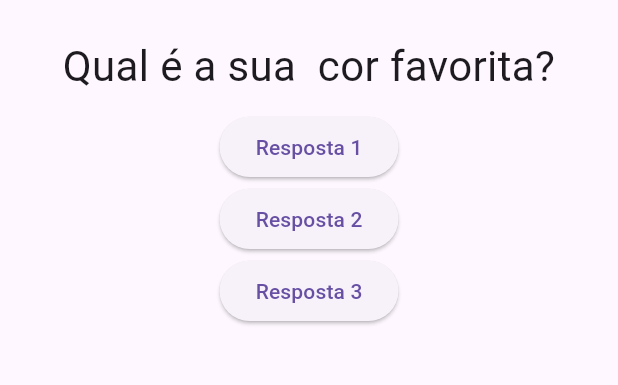
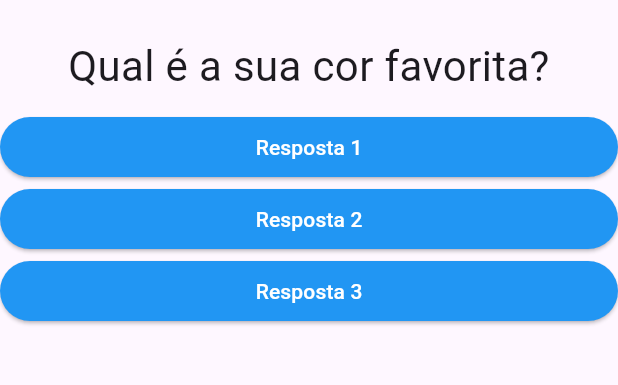
Before and after one commit to tiagonsdev/projeto_perguntas, a Flutter app: the screen it shows after launch, on a phone screen of 412 x 824 dp, the part 63-448 px from its top. Run offline on Flutter 3.47's test engine with Material 3 defaults, Android fonts, the phone set to English and light mode, and no system bars.

Commit message:
a classe resposta foi criada e atualizada

```diff
--- a/lib/main.dart
+++ b/lib/main.dart
@@ -1,5 +1,6 @@
 import 'package:flutter/material.dart';
 import './questao.dart';
+import './resposta.dart';
 
 //metodo principal é aqui q tudo começa
 
@@ -24,8 +25,18 @@ Widget build(BuildContext context) {
 // aqui são as perguntas que vão ser feitas no app
 
   final perguntas = [
-    'Qual é a sua  cor favorita?',
-    'Qual é o seu animal favorito?',
+    {
+      'texto': 'Qual é a sua cor favorita?',
+      'respostas': ['Preto', 'Vermelho','Verde','Branco'],
+    },
+    {
+      'texto':  'Qual é o seu animal favorito?',
+      'respostas': ['Coelho', 'Cobra','Elefante','Leão'],
+    },
+    {
+      'texto': 'Qual é o seu genero de musica favorito?',
+      'respostas': ['Indie', 'Rock','Mpb','Samba'],
+    },
   ];
 
   //aqui são as partes da interfaces do app, lembra um pouco html
@@ -35,9 +46,6 @@ Widget build(BuildContext context) {
     //aqui é o corpo do app
 
     home: Scaffold(
-
-      //aqui é o app bar do app
-
       appBar: AppBar(
 
         //aqui é o titulo do app
@@ -49,20 +57,10 @@ Widget build(BuildContext context) {
 
       body: Column(
         children: [
-          Questao(perguntas[_perguntaSelecionada]),
-          ElevatedButton(
-            child: Text('Resposta 1'),
-            onPressed: _responder,
-          ),
-          ElevatedButton(
-            child: Text('Resposta 2'),
-            onPressed: _responder,
-          ),
-          ElevatedButton(
-            child: Text('Resposta 3'),
-            onPressed: _responder,
-          ),
-
+          Questao(perguntas[_perguntaSelecionada]['texto'].toString()),
+          Resposta('Resposta 1',_responder),
+          Resposta('Resposta 2',_responder),
+          Resposta('Resposta 3',_responder),
         ],
       ),
     ),
--- /dev/null
+++ b/lib/resposta.dart
@@ -0,0 +1,29 @@
+import 'package:flutter/material.dart';
+
+class Resposta extends StatelessWidget {
+
+  final String texto;
+
+  final void Function() quandoSelecionado;
+
+  //construtor da classe
+
+  Resposta(this.texto, this.quandoSelecionado);
+
+  @override
+  Widget build(BuildContext context) {
+    return SizedBox(
+      width: double.infinity,
+      child: ElevatedButton(
+              onPressed: (){
+                quandoSelecionado();
+              },
+              style: ElevatedButton.styleFrom(
+                backgroundColor: Colors.blue
+              ),
+              child: Text(texto,
+              style: TextStyle(color: Colors.white),
+              ),
+            ),
+    );}
+}
```
